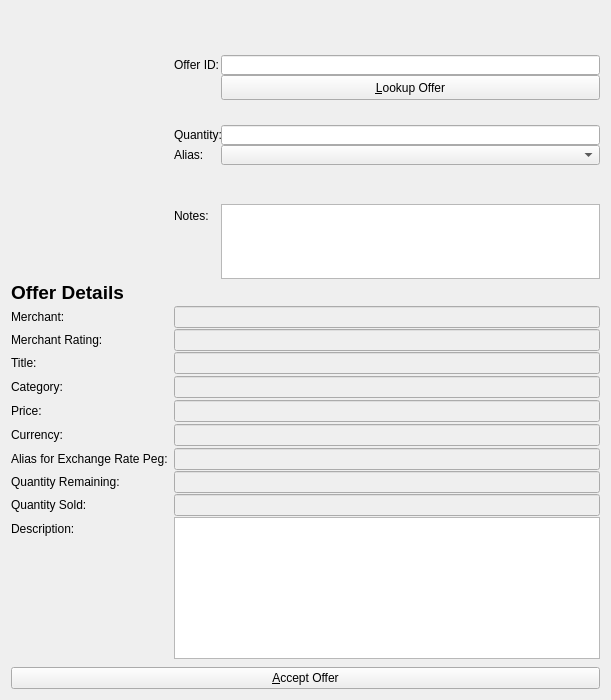
Above: src/qt/forms/acceptandpayofferlistpage.ui from willyko/syscoin2 before the change. Below: the same form after it.
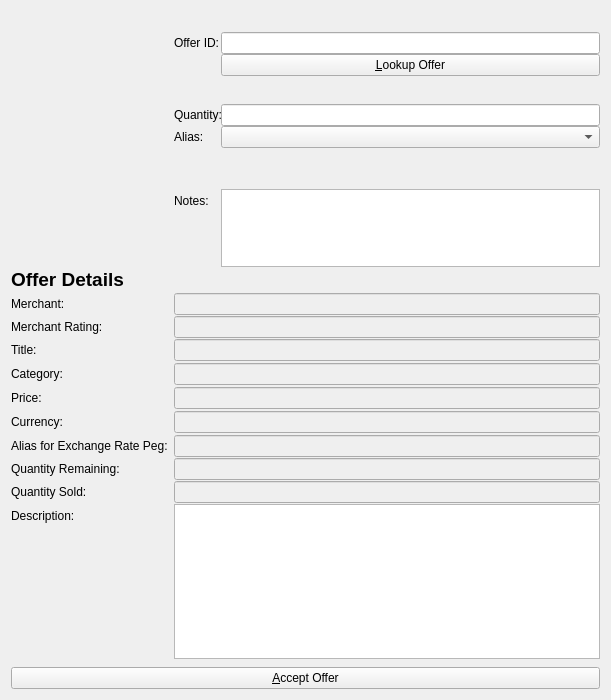
That is the form after the change.

Commit message: fix offer page

Diff of the .ui file:
```diff
--- a/src/qt/forms/acceptandpayofferlistpage.ui
+++ b/src/qt/forms/acceptandpayofferlistpage.ui
@@ -56,12 +56,6 @@
          <verstretch>0</verstretch>
         </sizepolicy>
        </property>
-       <property name="minimumSize">
-        <size>
-         <width>0</width>
-         <height>0</height>
-        </size>
-       </property>
        <property name="maximumSize">
         <size>
          <width>300</width>
@@ -100,7 +94,7 @@
        </property>
       </widget>
      </item>
-     <item row="1" column="1">
+     <item row="0" column="1">
       <layout class="QFormLayout" name="formLayout_3">
        <property name="fieldGrowthPolicy">
         <enum>QFormLayout::AllNonFixedFieldsGrow</enum>
@@ -117,12 +111,6 @@
        </item>
        <item row="1" column="1">
         <widget class="QLineEdit" name="offeridEdit">
-         <property name="minimumSize">
-          <size>
-           <width>0</width>
-           <height>20</height>
-          </size>
-         </property>
          <property name="toolTip">
           <string>The value associated with this offer.</string>
          </property>
@@ -130,12 +118,6 @@
        </item>
        <item row="2" column="1">
         <widget class="QPushButton" name="lookupButton">
-         <property name="minimumSize">
-          <size>
-           <width>0</width>
-           <height>25</height>
-          </size>
-         </property>
          <property name="toolTip">
           <string>Lookup the OfferID from the blockchain DB</string>
          </property>
@@ -144,6 +126,19 @@
          </property>
         </widget>
        </item>
+       <item row="3" column="1">
+        <spacer name="verticalSpacer_2">
+         <property name="orientation">
+          <enum>Qt::Vertical</enum>
+         </property>
+         <property name="sizeHint" stdset="0">
+          <size>
+           <width>20</width>
+           <height>40</height>
+          </size>
+         </property>
+        </spacer>
+       </item>
        <item row="4" column="0">
         <widget class="QLabel" name="label_2">
          <property name="text">
@@ -152,14 +147,7 @@
         </widget>
        </item>
        <item row="4" column="1">
-        <widget class="QLineEdit" name="qtyEdit">
-         <property name="minimumSize">
-          <size>
-           <width>0</width>
-           <height>20</height>
-          </size>
-         </property>
-        </widget>
+        <widget class="QLineEdit" name="qtyEdit"/>
        </item>
        <item row="5" column="0">
         <widget class="QLabel" name="aliasLabel">
@@ -169,14 +157,7 @@
         </widget>
        </item>
        <item row="5" column="1">
-        <widget class="QComboBox" name="aliasEdit">
-         <property name="minimumSize">
-          <size>
-           <width>0</width>
-           <height>20</height>
-          </size>
-         </property>
-        </widget>
+        <widget class="QComboBox" name="aliasEdit"/>
        </item>
        <item row="6" column="1">
         <widget class="QLabel" name="aliasDisclaimer">
@@ -194,12 +175,6 @@
        </item>
        <item row="8" column="1">
         <widget class="QPlainTextEdit" name="notesEdit">
-         <property name="minimumSize">
-          <size>
-           <width>0</width>
-           <height>75</height>
-          </size>
-         </property>
          <property name="maximumSize">
           <size>
            <width>16777215</width>
@@ -221,25 +196,9 @@
          </property>
         </spacer>
        </item>
-       <item row="3" column="1">
-        <spacer name="verticalSpacer_2">
-         <property name="orientation">
-          <enum>Qt::Vertical</enum>
-         </property>
-         <property name="sizeHint" stdset="0">
-          <size>
-           <width>20</width>
-           <height>40</height>
-          </size>
-         </property>
-        </spacer>
-       </item>
       </layout>
      </item>
-     <item row="4" column="0">
-      <layout class="QVBoxLayout" name="verticalLayout_11"/>
-     </item>
-     <item row="5" column="0">
+     <item row="3" column="0">
       <widget class="QLabel" name="label_3">
        <property name="font">
         <font>
@@ -253,141 +212,141 @@
        </property>
       </widget>
      </item>
-     <item row="6" column="1">
+     <item row="4" column="1">
       <layout class="QVBoxLayout" name="verticalLayout_2"/>
      </item>
-     <item row="7" column="0">
+     <item row="5" column="0">
       <widget class="QLabel" name="label_8">
        <property name="text">
         <string>Merchant:</string>
        </property>
       </widget>
      </item>
-     <item row="7" column="1">
+     <item row="5" column="1">
       <widget class="QLineEdit" name="sellerEdit">
        <property name="enabled">
         <bool>false</bool>
        </property>
       </widget>
      </item>
-     <item row="8" column="0">
+     <item row="6" column="0">
       <widget class="QLabel" name="label_14">
        <property name="text">
         <string>Merchant Rating:</string>
        </property>
       </widget>
      </item>
-     <item row="8" column="1">
+     <item row="6" column="1">
       <widget class="QLineEdit" name="sellerRatingEdit">
        <property name="enabled">
         <bool>false</bool>
        </property>
       </widget>
      </item>
-     <item row="9" column="0">
+     <item row="7" column="0">
       <widget class="QLabel" name="label_4">
        <property name="text">
         <string>Title:</string>
        </property>
       </widget>
      </item>
-     <item row="9" column="1">
+     <item row="7" column="1">
       <widget class="QLineEdit" name="infoTitle">
        <property name="enabled">
         <bool>false</bool>
        </property>
       </widget>
      </item>
-     <item row="10" column="1">
+     <item row="8" column="1">
       <layout class="QVBoxLayout" name="verticalLayout_3"/>
      </item>
-     <item row="11" column="0">
+     <item row="9" column="0">
       <widget class="QLabel" name="label_6">
        <property name="text">
         <string>Category:</string>
        </property>
       </widget>
      </item>
-     <item row="11" column="1">
+     <item row="9" column="1">
       <widget class="QLineEdit" name="infoCategory">
        <property name="enabled">
         <bool>false</bool>
        </property>
       </widget>
      </item>
-     <item row="12" column="1">
+     <item row="10" column="1">
       <layout class="QVBoxLayout" name="verticalLayout_4"/>
      </item>
-     <item row="13" column="0">
+     <item row="11" column="0">
       <widget class="QLabel" name="label_5">
        <property name="text">
         <string>Price:</string>
        </property>
       </widget>
      </item>
-     <item row="13" column="1">
+     <item row="11" column="1">
       <widget class="QLineEdit" name="infoPrice">
        <property name="enabled">
         <bool>false</bool>
        </property>
       </widget>
      </item>
-     <item row="14" column="1">
+     <item row="12" column="1">
       <layout class="QVBoxLayout" name="verticalLayout_5"/>
      </item>
-     <item row="15" column="0">
+     <item row="13" column="0">
       <widget class="QLabel" name="label_12">
        <property name="text">
         <string>Currency:</string>
        </property>
       </widget>
      </item>
-     <item row="15" column="1">
+     <item row="13" column="1">
       <widget class="QLineEdit" name="infoCurrency">
        <property name="enabled">
         <bool>false</bool>
        </property>
       </widget>
      </item>
-     <item row="16" column="1">
+     <item row="14" column="1">
       <layout class="QVBoxLayout" name="verticalLayout_6"/>
      </item>
-     <item row="17" column="0">
+     <item row="15" column="0">
       <widget class="QLabel" name="label_10">
        <property name="text">
         <string>Alias for Exchange Rate Peg:</string>
        </property>
       </widget>
      </item>
-     <item row="17" column="1">
+     <item row="15" column="1">
       <widget class="QLineEdit" name="aliasPegEdit">
        <property name="enabled">
         <bool>false</bool>
        </property>
       </widget>
      </item>
-     <item row="18" column="0">
+     <item row="16" column="0">
       <widget class="QLabel" name="label_7">
        <property name="text">
         <string>Quantity Remaining:</string>
        </property>
       </widget>
      </item>
-     <item row="18" column="1">
+     <item row="16" column="1">
       <widget class="QLineEdit" name="infoQty">
        <property name="enabled">
         <bool>false</bool>
        </property>
       </widget>
      </item>
-     <item row="19" column="0">
+     <item row="17" column="0">
       <widget class="QLabel" name="label_13">
        <property name="text">
         <string>Quantity Sold:</string>
        </property>
       </widget>
      </item>
-     <item row="19" column="1">
+     <item row="17" column="1">
       <layout class="QVBoxLayout" name="verticalLayout_7">
        <item>
         <widget class="QLineEdit" name="infoSold">
@@ -398,24 +357,18 @@
        </item>
       </layout>
      </item>
-     <item row="20" column="0">
+     <item row="18" column="0">
       <widget class="QLabel" name="label_9">
        <property name="text">
         <string>Description:</string>
        </property>
       </widget>
      </item>
-     <item row="20" column="1">
+     <item row="18" column="1">
       <widget class="QPlainTextEdit" name="infoDescription">
        <property name="enabled">
         <bool>true</bool>
        </property>
-       <property name="minimumSize">
-        <size>
-         <width>0</width>
-         <height>70</height>
-        </size>
-       </property>
        <property name="maximumSize">
         <size>
          <width>16777215</width>
@@ -424,10 +377,10 @@
        </property>
       </widget>
      </item>
-     <item row="21" column="1">
+     <item row="19" column="1">
       <layout class="QVBoxLayout" name="verticalLayout_8"/>
      </item>
-     <item row="22" column="1">
+     <item row="20" column="1">
       <layout class="QVBoxLayout" name="verticalLayout_9"/>
      </item>
     </layout>
```
